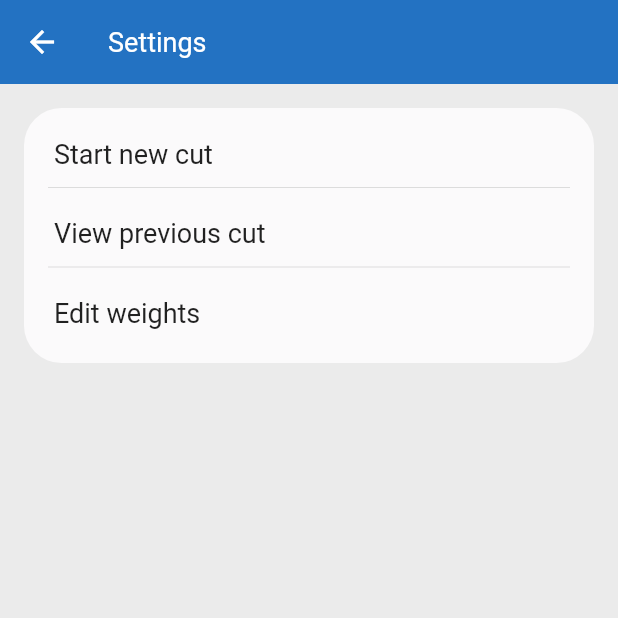
After one commit to ottoohey/project_cut, a Flutter app: the Settings screen opened directly, on a phone screen of 412 x 824 dp, the top half of it. The commit adds this screen. Run offline on Flutter 3.47's test engine with Material 2 defaults, Android fonts, the phone set to English and light mode, and no system bars; our stand-ins replace shared_preferences, sqflite, syncfusion_flutter_charts, syncfusion_flutter_gauges; accounts and stored records are empty.

Commit message:
Added settings screen

```diff
--- a/lib/controller/cycle_configuration_controller.dart
+++ b/lib/controller/cycle_configuration_controller.dart
@@ -203,11 +203,11 @@ class CycleConfigurationController with ChangeNotifier {
   void calculateBodyFatPercentage() {
     _estimatedBodyFatPercentage = (495 /
                 (1.0324 -
-                    0.19077 * logBase((_waist - _neck), 10) +
+                    0.19077 * logBase((_waist + _hips - _neck), 10) +
                     0.15456 * logBase(_height, 10)) -
             450)
         .toTwoDecimalPlaces();
-    print(_estimatedBodyFatPercentage);
+    _startingBodyFat = _estimatedBodyFatPercentage;
     notifyListeners();
   }
 }
--- /dev/null
+++ b/lib/view/settings.dart
@@ -0,0 +1,59 @@
+import 'package:flutter/material.dart';
+
+class Settings extends StatelessWidget {
+  const Settings({super.key});
+
+  static final List<String> _settings = [
+    'Start new cut',
+    'View previous cut',
+    'Edit weights'
+  ];
+
+  @override
+  Widget build(BuildContext context) {
+    return Scaffold(
+      appBar: AppBar(
+        title: const Text(
+          "Settings",
+          style: TextStyle(color: Colors.white, fontSize: 18),
+        ),
+        shadowColor: Colors.transparent,
+        foregroundColor: Colors.white,
+        backgroundColor: Theme.of(context).colorScheme.onPrimary,
+      ),
+      body: Padding(
+        padding: const EdgeInsets.all(16.0),
+        child: Container(
+          padding: const EdgeInsets.all(16),
+          height: 170,
+          decoration: BoxDecoration(
+              color: Theme.of(context).colorScheme.secondary,
+              borderRadius: BorderRadius.circular(25)),
+          child: ListView.builder(
+            physics: const NeverScrollableScrollPhysics(),
+            itemCount: _settings.length,
+            itemBuilder: (context, index) {
+              return Column(
+                crossAxisAlignment: CrossAxisAlignment.start,
+                children: [
+                  Card(
+                    color: Colors.transparent,
+                    shadowColor: Colors.transparent,
+                    child: Text(
+                      _settings[index],
+                      style: TextStyle(fontSize: 18),
+                    ),
+                  ),
+                  index == _settings.length - 1 ? SizedBox() : Divider(),
+                  const SizedBox(
+                    height: 8,
+                  ),
+                ],
+              );
+            },
+          ),
+        ),
+      ),
+    );
+  }
+}
```
Also changed, not shown: lib/view/cycle_configuration.dart (+12 -9 lines), lib/view/progress_pics.dart (added, +11 -0 lines), lib/widgets.dart (+23 -3 lines).
